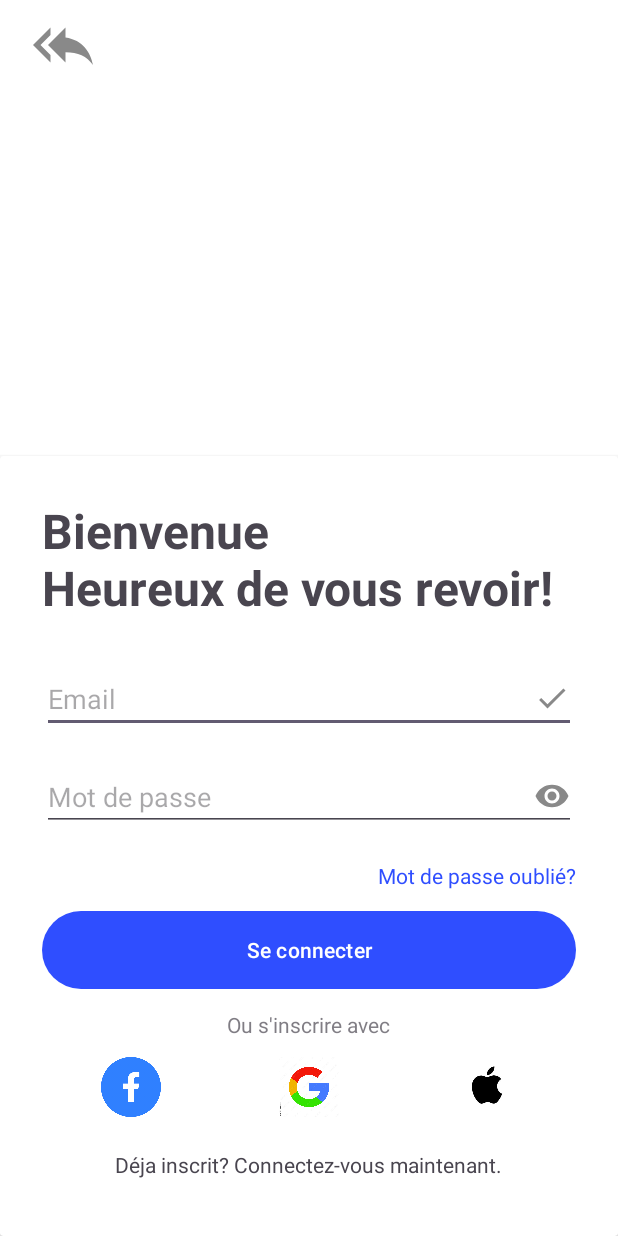
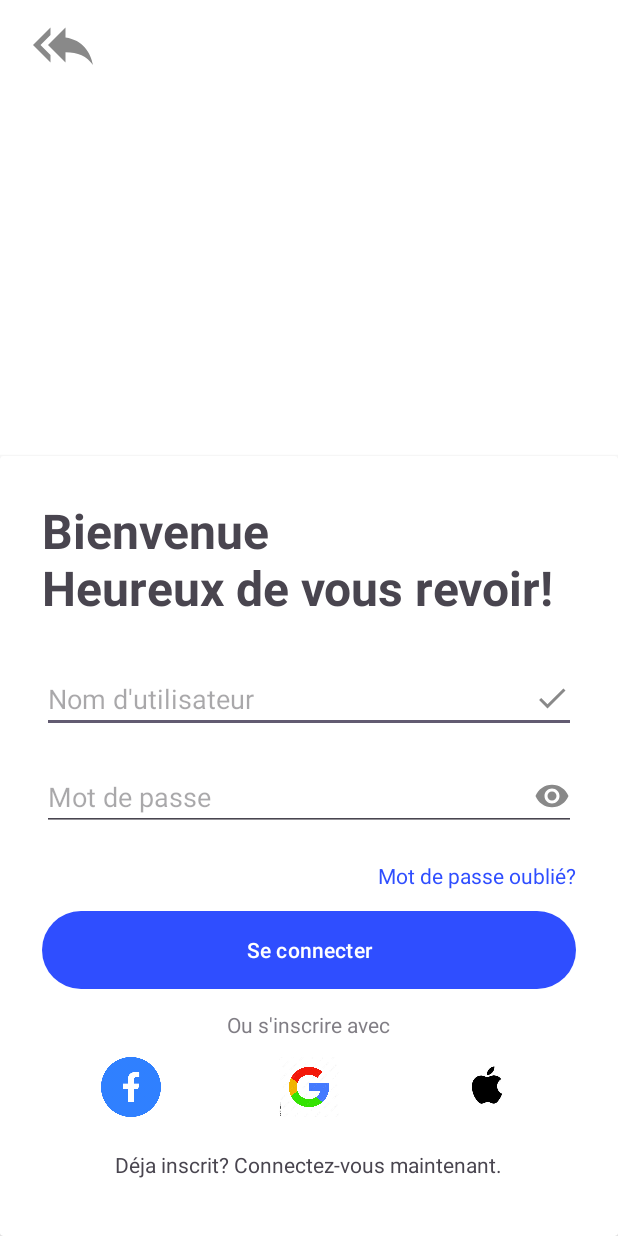
Before and after one commit to miinox/service-novigrad-seg25-05-g10, an Android app: the Login screen opened directly, with no data from a screen before it, after a tap on "Se connecter", on a phone screen of 412 x 824 dp. Run offline under Robolectric (Android 15) with nearby library versions, the phone set to English and light mode, and no system bars.

```diff
--- a/app/src/main/java/com/example/application/DBHelper.java
+++ b/app/src/main/java/com/example/application/DBHelper.java
@@ -52,5 +52,4 @@ public class DBHelper extends SQLiteOpenHelper {
         }else
             return false;
     }
-
 }
--- a/app/src/main/java/com/example/application/Login.java
+++ b/app/src/main/java/com/example/application/Login.java
@@ -13,7 +13,7 @@ import android.widget.Toast;
 
 public class Login extends AppCompatActivity {
 
-    private EditText txtEmail;
+    private EditText txtUser;
     private EditText txtMp;
     private Button btnSeConnecter;
     private TextView txtMpPerdu;
@@ -22,7 +22,7 @@ public class Login extends AppCompatActivity {
     DBHelper DB;
     @Override
     protected void onCreate(Bundle savedInstanceState) {
-        DB = new DBHelper(this);
+        DB = new DBHelper(this); // BASE DE DONNEES
         super.onCreate(savedInstanceState);
         setContentView(R.layout.activity_login);
 
@@ -41,16 +41,34 @@ public class Login extends AppCompatActivity {
 
             @Override
             public void onClick(View view) {
-                String utilisateur = txtEmail.getText().toString();
+                String utilisateur = txtUser.getText().toString();
                 String pass = txtMp.getText().toString();
 
-                if (Authentification.verificationInfoLogin(Login.this, utilisateur, pass)){
-                    goToPage(Verification.class);
-                    // RP
 
-                }else{
-                    Toast.makeText(Login.this,"Erreur verifier les informations", Toast.LENGTH_SHORT).show();
+                if(utilisateur.equals("")||pass.equals(""))
+                    Toast.makeText(Login.this, "Please enter all the fields", Toast.LENGTH_SHORT).show();
+                else {
+                    Boolean checkuserpass = DB.checkusernamepassword(utilisateur, pass);
+                    if (checkuserpass == true) {
+                        Toast.makeText(Login.this, "Sign in successfull", Toast.LENGTH_SHORT).show();
+                        goToPage(Verification.class);
+                    } else {
+                        Toast.makeText(Login.this, "Invalid Credentials", Toast.LENGTH_SHORT).show();
+                    }
                 }
+
+
+
+
+                    /*** A modifier après **/
+
+//                if (Authentification.verificationInfoLogin(Login.this, utilisateur, pass)){
+//                    goToPage(Verification.class);
+//                    // RP
+//
+//                }else{
+//                    Toast.makeText(Login.this,"Erreur verifier les informations", Toast.LENGTH_SHORT).show();
+//                }
             }
         });
     }
@@ -60,8 +78,9 @@ public class Login extends AppCompatActivity {
      */
     private void initEntrees() {
         this.btnSeConnecter= (Button)findViewById(R.id.BtnSeConnecter);
-        this.txtEmail = (EditText)findViewById(R.id.TxtEmail);
-        this.txtMpPerdu = (TextView)findViewById(R.id.TxtMp);
+        this.txtUser = (EditText)findViewById(R.id.txtUser);
+        this.txtMp = (EditText)findViewById(R.id.txtMp);
+        this.txtMpPerdu = (TextView)findViewById(R.id.txtMpPerdu);
         this.txtCompteActif = (TextView)findViewById(R.id.TxtCompteActif);
         this.imgRetour = (ImageView)findViewById(R.id.ImgRetour);
     }
--- a/app/src/main/java/com/example/application/Register.java
+++ b/app/src/main/java/com/example/application/Register.java
@@ -26,6 +26,8 @@ public class Register extends AppCompatActivity {
     protected void onCreate(Bundle savedInstanceState) {
         super.onCreate(savedInstanceState);
         setContentView(R.layout.activity_register);
+
+        initEntrees(); // initialiser les entrées
         DB= new DBHelper(this);
         btnInscription.setOnClickListener(new View.OnClickListener() {
             @Override
@@ -34,7 +36,7 @@ public class Register extends AppCompatActivity {
                 String pass = txtMp.getText().toString();
                 String repass = txtConfirmeMp.getText().toString();
                 if (user.equals("")||pass.equals("")||repass.equals("")){
-                    Toast.makeText(Register.this, "completer tout le formulaire", Toast.LENGTH_SHORT).show();
+                    Toast.makeText(Register.this, "Erreur", Toast.LENGTH_SHORT).show();
                 }else{
                     if (pass.equals(repass)){
                         boolean checkuser = DB.checkusername(user);
--- a/app/src/main/res/layout/activity_login.xml
+++ b/app/src/main/res/layout/activity_login.xml
@@ -59,11 +59,11 @@
 
             <!-- Email-->
             <EditText
-                android:id="@+id/txtEmail"
+                android:id="@+id/txtUser"
                 android:layout_width="match_parent"
                 android:layout_height="wrap_content"
                 android:drawableEnd="@drawable/done_icon"
-                android:hint="Email"
+                android:hint="Nom d'utilisateur"
                 android:inputType="textEmailAddress" />
 
             <!-- Mot de passe -->
```
Also changed, not shown: app/src/main/java/com/example/application/Profil.java (added, +8 -0 lines).
